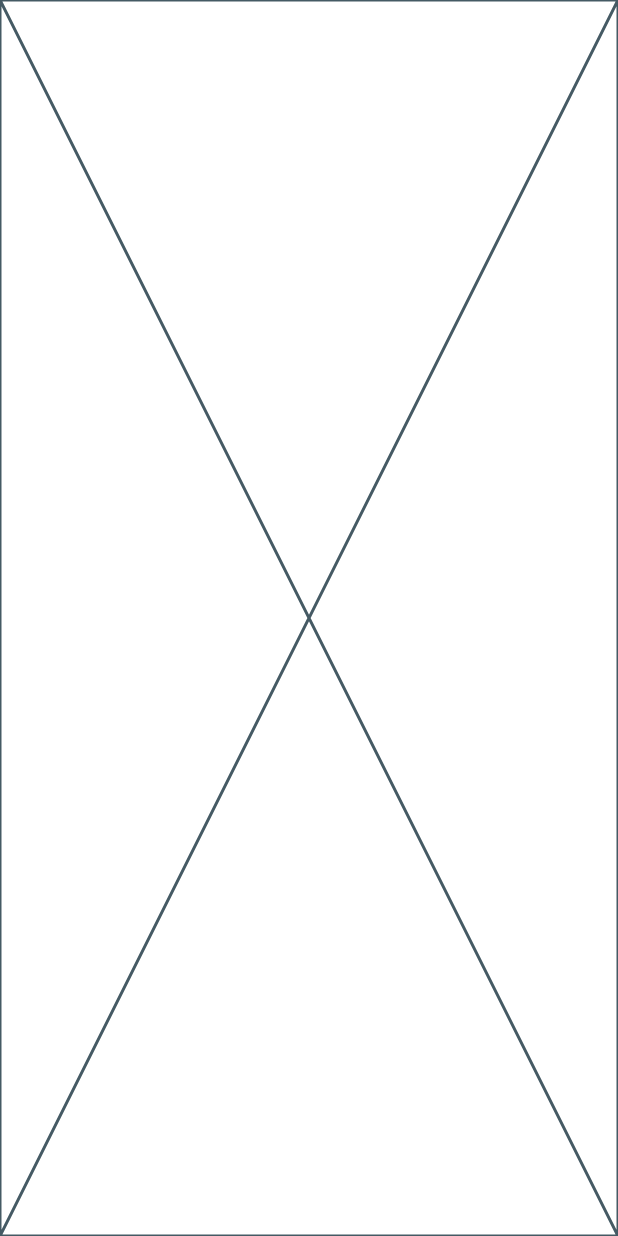
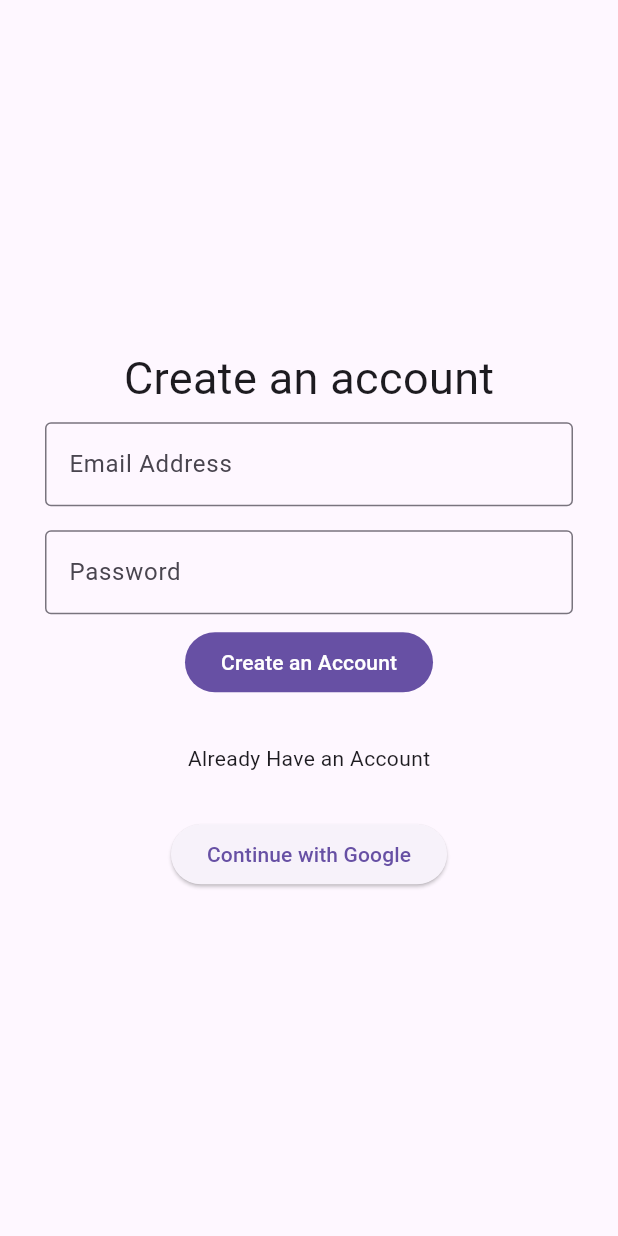
Before and after one commit to dscmsit/Hunger-Free-App, a Flutter app: the screen it shows after launch, on a phone screen of 412 x 824 dp. Run offline on Flutter 3.47's test engine with Material 2 defaults, Android fonts, the phone set to English and light mode, and no system bars; our stand-ins replace firebase_auth, firebase_core, google_sign_in; accounts and stored records are empty.

Commit message:
Firebase Authentication Added

```diff
--- /dev/null
+++ b/lib/firebase_login_and_signup.dart
@@ -0,0 +1,65 @@
+import 'package:firebase_auth/firebase_auth.dart';
+import 'package:google_sign_in/google_sign_in.dart';
+
+void checkAuthState() {
+  FirebaseAuth.instance.authStateChanges().listen((User? user) {
+    if (user == null) {
+      print('User is currently signed out!');
+    } else {
+      print('User is signed in!');
+    }
+  });
+}
+
+Future<void> signUpAccount(String email, String password) async {
+  try {
+    final credential =
+        await FirebaseAuth.instance.createUserWithEmailAndPassword(
+      email: email,
+      password: password,
+    );
+  } on FirebaseAuthException catch (e) {
+    if (e.code == 'weak-password') {
+      print('The password provided is too weak.');
+    } else if (e.code == 'email-already-in-use') {
+      print('The account already exists for that email.');
+    }
+  } catch (e) {
+    print(e);
+  }
+}
+
+Future<void> logInAccount(String email, String password) async {
+  try {
+    final credential = await FirebaseAuth.instance
+        .signInWithEmailAndPassword(email: email, password: password);
+  } on FirebaseAuthException catch (e) {
+    if (e.code == 'user-not-found') {
+      print('No user found for that email.');
+    } else if (e.code == 'wrong-password') {
+      print('Wrong password provided for that user.');
+    }
+  }
+}
+
+Future<void> signOutAccount() async {
+  await FirebaseAuth.instance.signOut();
+}
+
+Future<UserCredential> signInWithGoogle() async {
+  // Trigger the authentication flow
+  final GoogleSignInAccount? googleUser = await GoogleSignIn().signIn();
+
+  // Obtain the auth details from the request
+  final GoogleSignInAuthentication? googleAuth =
+      await googleUser?.authentication;
+
+  // Create a new credential
+  final credential = GoogleAuthProvider.credential(
+    accessToken: googleAuth?.accessToken,
+    idToken: googleAuth?.idToken,
+  );
+
+  // Once signed in, return the UserCredential
+  return await FirebaseAuth.instance.signInWithCredential(credential);
+}
--- a/lib/main.dart
+++ b/lib/main.dart
@@ -1,13 +1,27 @@
+import 'package:firebase_auth/firebase_auth.dart';
+import 'package:firebase_core/firebase_core.dart';
 import 'package:flutter/material.dart';
+import 'package:no_hunger/sign_up.dart';
 
-void main() {
+import 'firebase_options.dart';
+
+Future<void> main() async {
+  WidgetsFlutterBinding.ensureInitialized();
+  await Firebase.initializeApp(
+    options: DefaultFirebaseOptions.currentPlatform,
+  );
   runApp(const MyApp());
 }
+
 class MyApp extends StatelessWidget {
   const MyApp({Key? key}) : super(key: key);
 
   @override
   Widget build(BuildContext context) {
-    return const Placeholder();
+    return MaterialApp(
+      theme: ThemeData(useMaterial3: true),
+      debugShowCheckedModeBanner: false,
+      home: const SignUp(),
+    );
   }
 }
--- /dev/null
+++ b/lib/sign_up.dart
@@ -0,0 +1,92 @@
+import 'package:flutter/material.dart';
+import 'package:no_hunger/log_in.dart';
+
+import 'firebase_login_and_signup.dart';
+
+class SignUp extends StatefulWidget {
+  const SignUp({Key? key}) : super(key: key);
+
+  @override
+  State<SignUp> createState() => _SignUpState();
+}
+
+class _SignUpState extends State<SignUp> {
+  final _emailTextFieldController = TextEditingController();
+  final _passwordTextFieldController = TextEditingController();
+
+  @override
+  void initState() {
+    super.initState();
+    checkAuthState();
+  }
+
+  @override
+  void dispose() {
+    _emailTextFieldController.dispose();
+    _passwordTextFieldController.dispose();
+    super.dispose();
+  }
+
+  @override
+  Widget build(BuildContext context) {
+    return Scaffold(
+      body: Center(
+        child: Column(
+          mainAxisAlignment: MainAxisAlignment.center,
+          children: <Widget>[
+            const Text(
+              'Create an account',
+              style: TextStyle(
+                fontSize: 30,
+              ),
+            ),
+            Padding(
+              padding: const EdgeInsets.fromLTRB(30, 8, 30, 8),
+              child: TextField(
+                controller: _emailTextFieldController,
+                decoration: const InputDecoration(
+                    border: OutlineInputBorder(), hintText: 'Email Address'),
+              ),
+            ),
+            Padding(
+              padding: const EdgeInsets.fromLTRB(30, 8, 30, 8),
+              child: TextField(
+                controller: _passwordTextFieldController,
+                decoration: const InputDecoration(
+                    border: OutlineInputBorder(), hintText: 'Password'),
+              ),
+            ),
+            FilledButton(
+              onPressed: () {
+                signUpAccount(_emailTextFieldController.text,
+                    _passwordTextFieldController.text);
+              },
+              child: const Text('Create an Account'),
+            ),
+            Padding(
+              padding: const EdgeInsets.fromLTRB(0, 30, 0, 30),
+              child: GestureDetector(
+                onTap: () {
+                  Navigator.of(context).pushReplacement(
+                    MaterialPageRoute(
+                      builder: (context) => const LogIn(),
+                    ),
+                  );
+                },
+                child: const Text(
+                  'Already Have an Account',
+                ),
+              ),
+            ),
+            ElevatedButton(
+              onPressed: () {
+                signInWithGoogle();
+              },
+              child: const Text('Continue with Google'),
+            )
+          ],
+        ),
+      ),
+    );
+  }
+}
--- a/pubspec.yaml
+++ b/pubspec.yaml
@@ -35,6 +35,11 @@ dependencies:
   # The following adds the Cupertino Icons font to your application.
   # Use with the CupertinoIcons class for iOS style icons.
   cupertino_icons: ^1.0.2
+  firebase_core: ^2.7.1
+  firebase_auth: ^4.3.0
+  firebase_ui_auth: ^1.1.16
+  provider: ^6.0.5
+  google_sign_in: ^6.0.2
 
 dev_dependencies:
   flutter_test:
```
Also changed, not shown: lib/log_in.dart (added, +85 -0 lines), lib/firebase_options.dart (added), package-lock.json (added), pubspec.lock, 2 other files.
